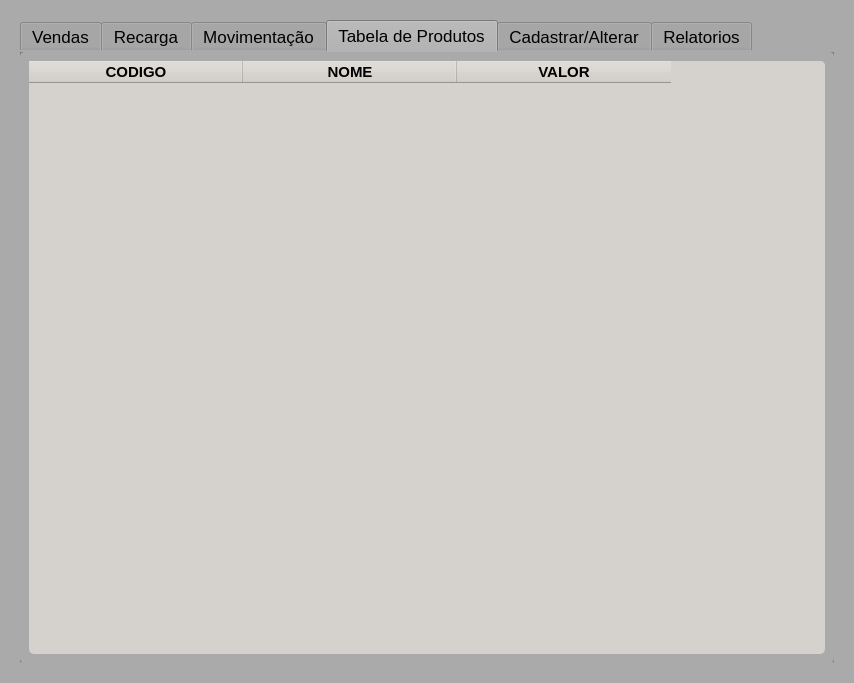
Before: the Qt Designer form comanda.ui in Pindoba/Comanda-pre, drawn with Qt 5.
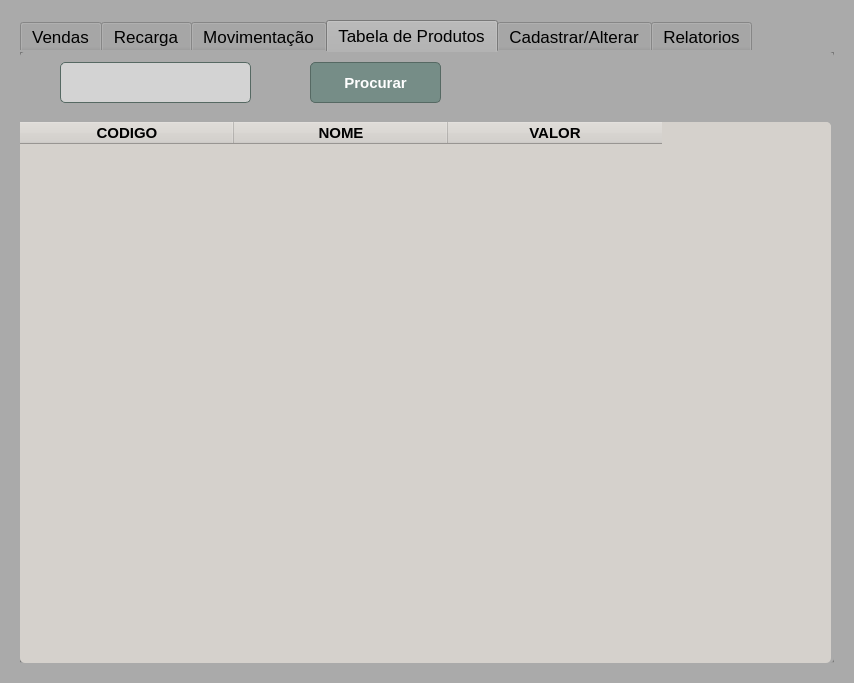
After: the same form once the commit is applied. The open tabs and pages were chosen to show the change.

```diff
--- a/comanda.ui
+++ b/comanda.ui
@@ -763,9 +763,15 @@
          <attribute name="title">
           <string>Tabela de Produtos</string>
          </attribute>
-         <layout class="QHBoxLayout" name="horizontalLayout_5">
-          <item>
            <widget class="QTableWidget" name="tableWidget_2">
+          <property name="geometry">
+           <rect>
+            <x>0</x>
+            <y>70</y>
+            <width>811</width>
+            <height>541</height>
+           </rect>
+          </property>
             <property name="font">
              <font>
               <pointsize>11</pointsize>
@@ -848,8 +854,85 @@
              </property>
             </column>
            </widget>
-          </item>
-         </layout>
+         <widget class="QFrame" name="frame_7">
+          <property name="geometry">
+           <rect>
+            <x>10</x>
+            <y>0</y>
+            <width>661</width>
+            <height>61</height>
+           </rect>
+          </property>
+          <property name="frameShape">
+           <enum>QFrame::StyledPanel</enum>
+          </property>
+          <property name="frameShadow">
+           <enum>QFrame::Raised</enum>
+          </property>
+          <widget class="QPushButton" name="pushButton_3">
+           <property name="geometry">
+            <rect>
+             <x>280</x>
+             <y>10</y>
+             <width>131</width>
+             <height>41</height>
+            </rect>
+           </property>
+           <property name="styleSheet">
+            <string notr="true">QPushButton {
+	box-shadow:inset 0px 1px 3px 0px #91b8b3;
+	background:linear-gradient(to bottom, #768d87 5%, #6c7c7c 100%);
+	background-color:#768d87;
+	border-radius:5px;
+	border:1px solid #566963;
+	display:inline-block;
+	cursor:pointer;
+	color:#ffffff;
+	font-family:Arial;
+	font-size:15px;
+	font-weight:bold;
+	padding:11px 23px;
+	text-decoration:none;
+	text-shadow:0px -1px 0px #2b665e;
+}
+QPushButton:hover {
+	background:linear-gradient(to bottom, #6c7c7c 5%, #768d87 100%);
+	background-color:#6c7c7c;
+}
+QPushButton:active {
+	position:relative;
+	top:1px;
+}
+</string>
+           </property>
+           <property name="text">
+            <string>Procurar</string>
+           </property>
+          </widget>
+          <widget class="QLineEdit" name="lineEdit_4">
+           <property name="geometry">
+            <rect>
+             <x>30</x>
+             <y>10</y>
+             <width>191</width>
+             <height>41</height>
+            </rect>
+           </property>
+           <property name="font">
+            <font>
+             <pointsize>12</pointsize>
+            </font>
+           </property>
+           <property name="styleSheet">
+            <string notr="true">background-color: rgb(211, 211, 211);
+border-radius:5px;
+border:1px solid #566963;</string>
+           </property>
+           <property name="placeholderText">
+            <string/>
+           </property>
+          </widget>
+         </widget>
         </widget>
         <widget class="QWidget" name="tab_4">
          <attribute name="title">
```
Left out of the diff: 2 changed lines with no effect on the pictures. Lines whose indentation alone changed are shown as unchanged.
